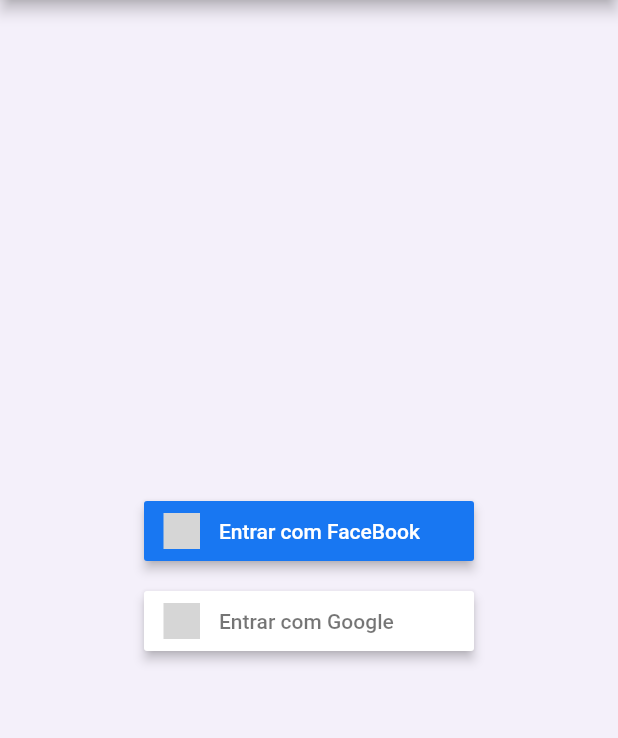
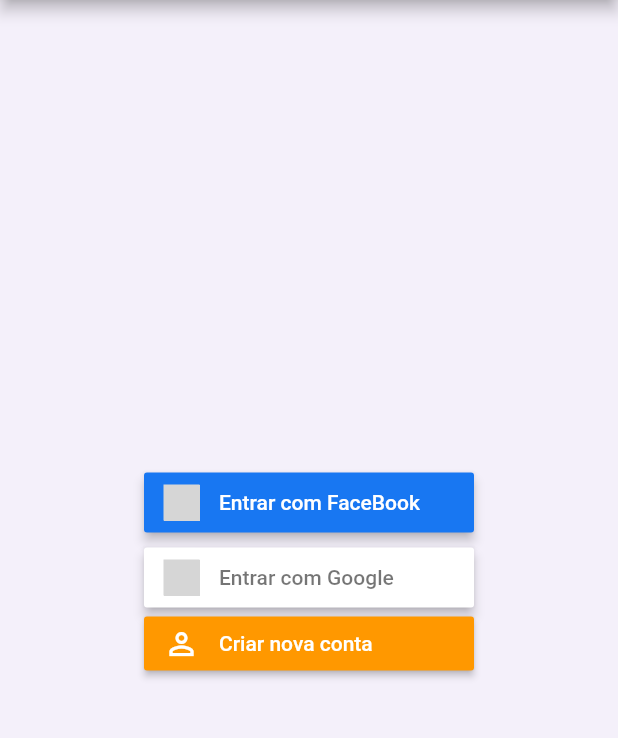
Before and after one commit to marcosfilipi/coordinates_list, a Flutter app: the screen it shows after launch, on a phone screen of 412 x 824 dp, the part 84-822 px from its top. Run offline on Flutter 3.47's test engine with Material 2 defaults, Android fonts, the light colour scheme and no system bars; our stand-ins replace flutter_signin_button; grey boxes are pictures that could not be loaded.

Commit message:
adicao do botao de criar nova conta

```diff
--- a/coordinates_list/lib/Pages/login.dart
+++ b/coordinates_list/lib/Pages/login.dart
@@ -67,7 +67,7 @@
             ),
           ),
           const SizedBox(
-            height: 20,
+            height: 10,
           ),
           Center(
             child: SizedBox(
@@ -82,6 +82,12 @@
               ),
             ),
           ),
+          SignInButtonBuilder(
+            text: 'Criar nova conta ',
+            icon: Icons.perm_identity_outlined,
+            onPressed: () {},
+            backgroundColor: Colors.orange,
+          ),
         ],
       ),
     );
```
